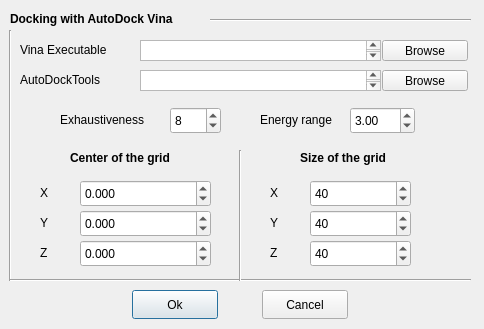
This is GUI/dockVina/dockvinadialog.ui in IFMlab/ChemFlow as Qt 5 draws it before an edit. The edited form follows.
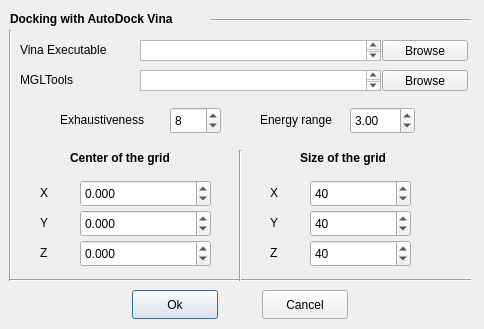
This is the edited form.

Commit message: DockFlow implemetations: Vina, GUI

What changed in the file:
```diff
--- a/GUI/dockVina/dockvinadialog.ui
+++ b/GUI/dockVina/dockvinadialog.ui
@@ -296,7 +296,7 @@
     </rect>
    </property>
    <property name="text">
-    <string>AutoDockTools</string>
+    <string>MGLTools</string>
    </property>
   </widget>
   <widget class="QPushButton" name="pushButton_adtFolder">
```
Left out of the diff: 8 changed lines with no effect on the pictures. The commit also changes 32 other files.
